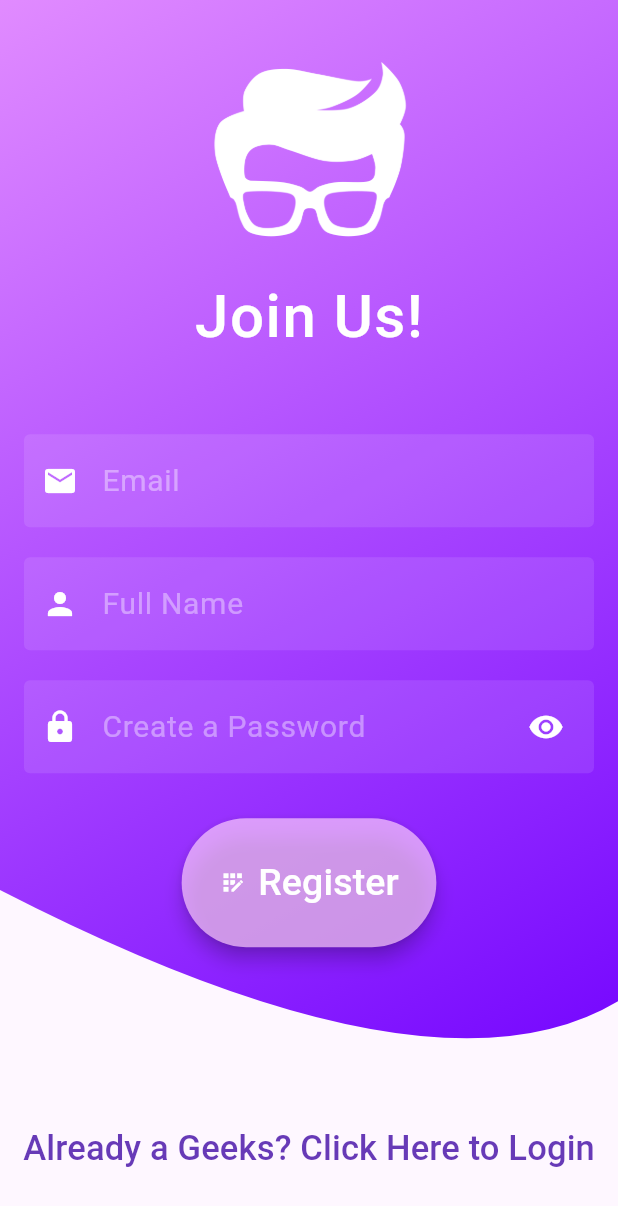
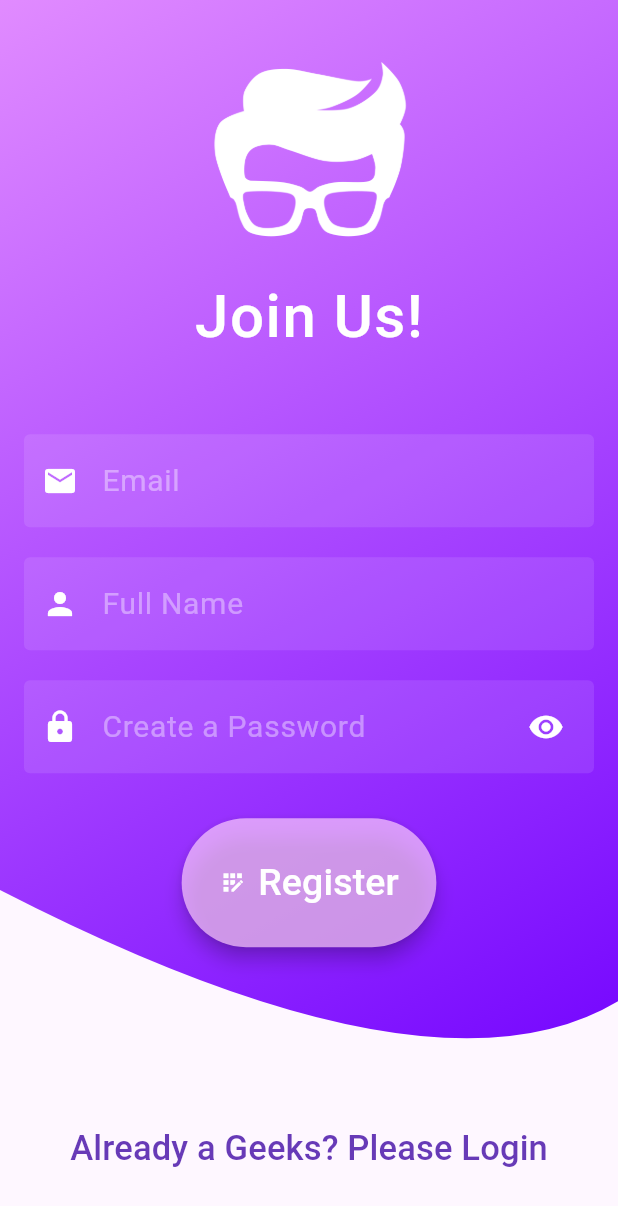
Before and after one commit to KuroiiDev/geeks_forUser, a Flutter app: the RegisterView screen opened by its route, on a phone screen of 412 x 824 dp. Shown: the top 1206 px of the screen. Run offline on Flutter 3.47's test engine with Material 3 defaults, Android fonts, the phone set to English and light mode, and no system bars; our stand-ins replace dio, email_validator, get, get_storage, google_fonts, pretty_dio_logger; accounts and stored records are empty; Roboto replaces fonts that are missing (Alata).

```diff
--- a/lib/app/modules/register/views/register_view.dart
+++ b/lib/app/modules/register/views/register_view.dart
@@ -68,7 +68,9 @@ class RegisterView extends GetView<RegisterController> {
                       SizedBox(height: 20),
                       _buildNameField(),
                       SizedBox(height: 20),
-                      _buildPasswordField(),
+                      Obx(() =>
+                          _buildPasswordField()
+                      ),
                       SizedBox(height: 30),
                       _BuildButtonRegister(),
                       SizedBox(height: 15),
@@ -89,7 +91,7 @@ class RegisterView extends GetView<RegisterController> {
           TextButton(
               onPressed: ()=>Get.offAllNamed(Routes.LOGIN),
               child: Text(
-                "Already a Geeks? Click Here to Login",
+                "Already a Geeks? Please Login",
                 style: GoogleFonts.alata(color: Colors.deepPurple, fontSize: 23),
               )
           )
@@ -158,9 +160,9 @@ class RegisterView extends GetView<RegisterController> {
       decoration: InputDecoration(
         suffixIcon: IconButton(
           padding: EdgeInsets.symmetric(horizontal: 20.0),
-          icon: isObscured ? Icon(Icons.visibility, color: Colors.white,) : Icon(Icons.visibility_off, color: Colors.white,),
+          icon: controller.isObs.value ? Icon(Icons.visibility, color: Colors.white,) : Icon(Icons.visibility_off, color: Colors.white,),
           onPressed: () {
-            isObscured = !isObscured;
+            controller.obscurePass();
           },
         ),
         hintText: "Create a Password",
@@ -173,7 +175,7 @@ class RegisterView extends GetView<RegisterController> {
         fillColor: Colors.white.withOpacity(0.1),
         border: OutlineInputBorder(borderSide: BorderSide.none),
       ),
-      obscureText: true,
+      obscureText: controller.isObs.value,
       validator: (value){
         if (value!.isEmpty){
           return "Please Fill out your password!";
```
Also changed, not shown: lib/app/modules/login/views/login_view.dart (+5 -5 lines), lib/app/modules/register/controllers/register_controller.dart (+6 -1 lines).
